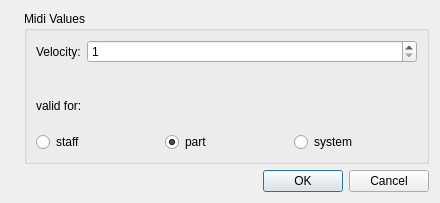
Above: mscore/mscore/dynamicproperties.ui from musescore/musescore-old before the change. Below: the same form after it.
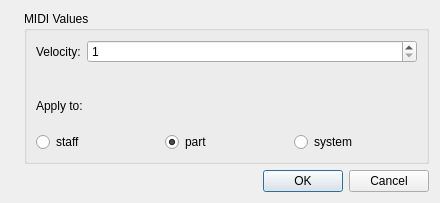
That is the form after the change. Icons and pictures are not drawn.

Commit message: - capitalization fixes - added .midi extension to open dialog

```diff
--- a/mscore/mscore/dynamicproperties.ui
+++ b/mscore/mscore/dynamicproperties.ui
@@ -36,7 +36,7 @@
    <item row="0" column="1">
     <widget class="QGroupBox" name="groupBox">
      <property name="title">
-      <string>Midi Values</string>
+      <string>MIDI Values</string>
      </property>
      <property name="flat">
       <bool>true</bool>
@@ -66,7 +66,7 @@
       <item>
        <widget class="QLabel" name="label_2">
         <property name="text">
-         <string>valid for:</string>
+         <string>Apply to:</string>
         </property>
        </widget>
       </item>
```
The commit also changes 5 other files.
